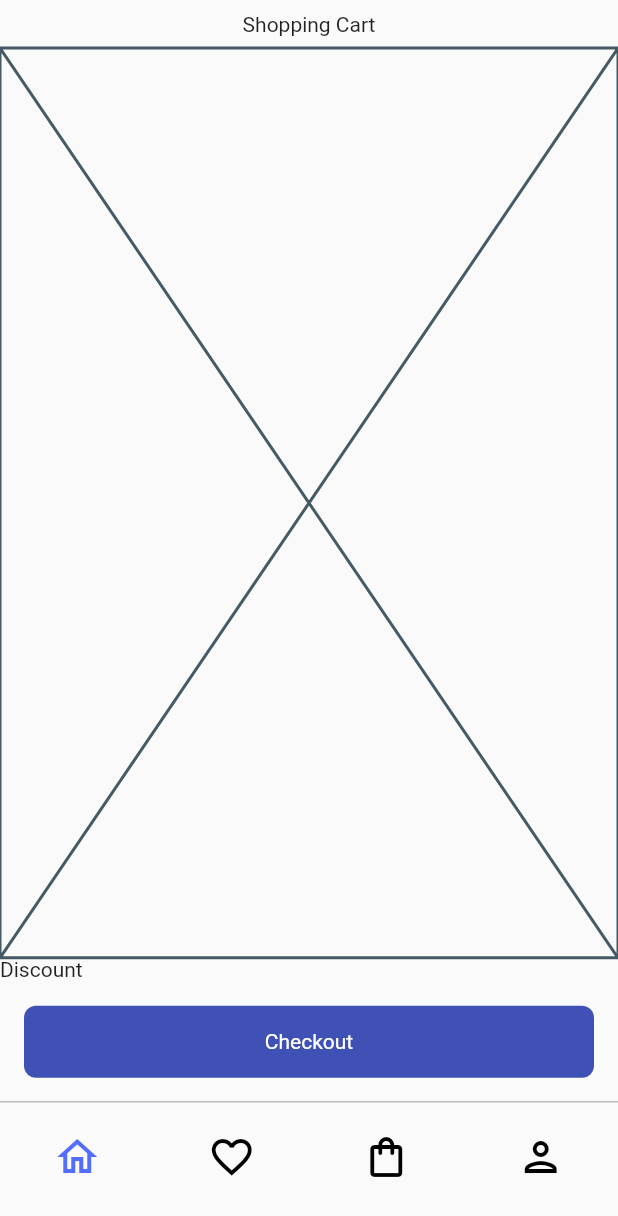
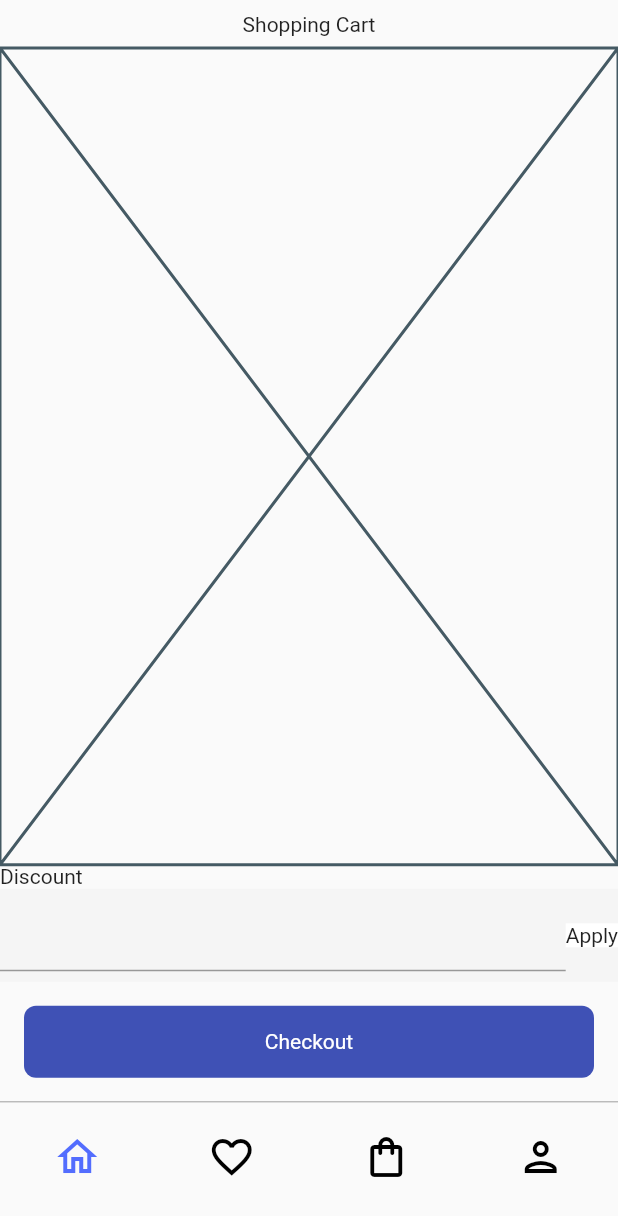
Before and after one commit to JAICHANGPARK/flutter_notebook_17th_story, a Flutter app: the screen it shows after launch, on a phone screen of 412 x 824 dp. Shown: the top 1216 px of the screen. Run offline on Flutter 3.47's test engine with Material 2 defaults, Android fonts, the phone set to English and light mode, and no system bars; our stand-ins replace badges, cached_network_image, fl_chart, flutter_riverpod, freezed_annotation, ionicons and 1 more.

Commit message:
Update furniture_main_page.dart

```diff
--- a/lib/ep1036_furniture_app/src/ui/furniture_main_page.dart
+++ b/lib/ep1036_furniture_app/src/ui/furniture_main_page.dart
@@ -23,8 +23,22 @@ class FurnitureMainPage extends ConsumerWidget {
                   const Expanded(child: Placeholder()),
                   const Text("Discount"),
                   Container(
-                    decoration: const BoxDecoration(
+                    height: 62,
+                    decoration: BoxDecoration(
                       color: Colors.grey[100],
+                    ),
+                    child: Row(
+                      children: [
+                        Expanded(
+                          child: TextField(),
+                        ),
+                        Container(
+                          decoration: BoxDecoration(
+                            color: Colors.white,
+                          ),
+                          child: Text("Apply"),
+                        )
+                      ],
                     ),
                   ),
                   Padding(
```
